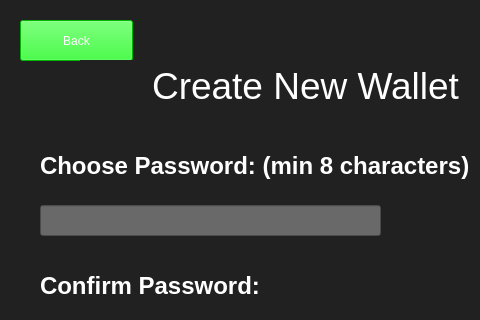
The window that Mr.Mining/MikeTheMiner/CreateNewWallet.ui (patel344/Mr.Miner) describes before a commit, drawn with Qt 5; both pictures show x 0 to 480 and y 0 to 320 of the 600 by 600 pixel window.
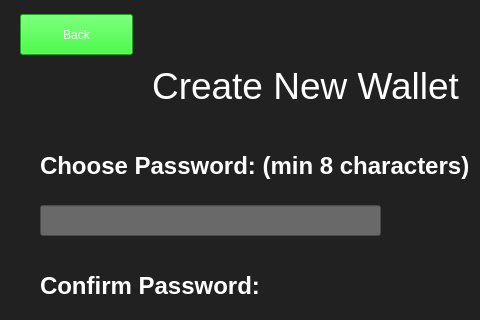
The same window after the commit. Icons and pictures are not drawn.

What changed in the file:
```diff
--- a/Mr.Mining/MikeTheMiner/CreateNewWallet.ui
+++ b/Mr.Mining/MikeTheMiner/CreateNewWallet.ui
@@ -20,7 +20,7 @@
    <property name="geometry">
     <rect>
      <x>20</x>
-     <y>20</y>
+     <y>14</y>
      <width>113</width>
      <height>41</height>
     </rect>
```
Left out of the diff: 282 changed lines with no effect on the pictures.
